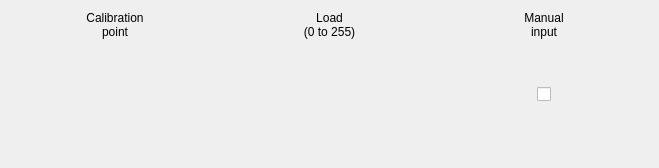
Old version of the form src/util/FormCalib.ui in the repository lcnsqr/neblinux.
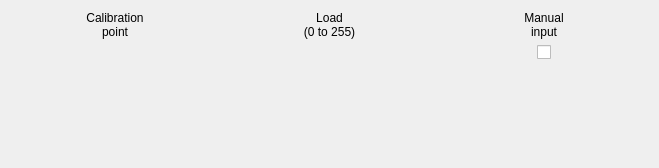
New version of the form.

Diff of the .ui file:
```diff
--- a/src/util/FormCalib.ui
+++ b/src/util/FormCalib.ui
@@ -83,6 +83,19 @@
            </property>
           </widget>
          </item>
+         <item>
+          <spacer name="verticalSpacer">
+           <property name="orientation">
+            <enum>Qt::Vertical</enum>
+           </property>
+           <property name="sizeHint" stdset="0">
+            <size>
+             <width>20</width>
+             <height>40</height>
+            </size>
+           </property>
+          </spacer>
+         </item>
         </layout>
        </item>
       </layout>
```
